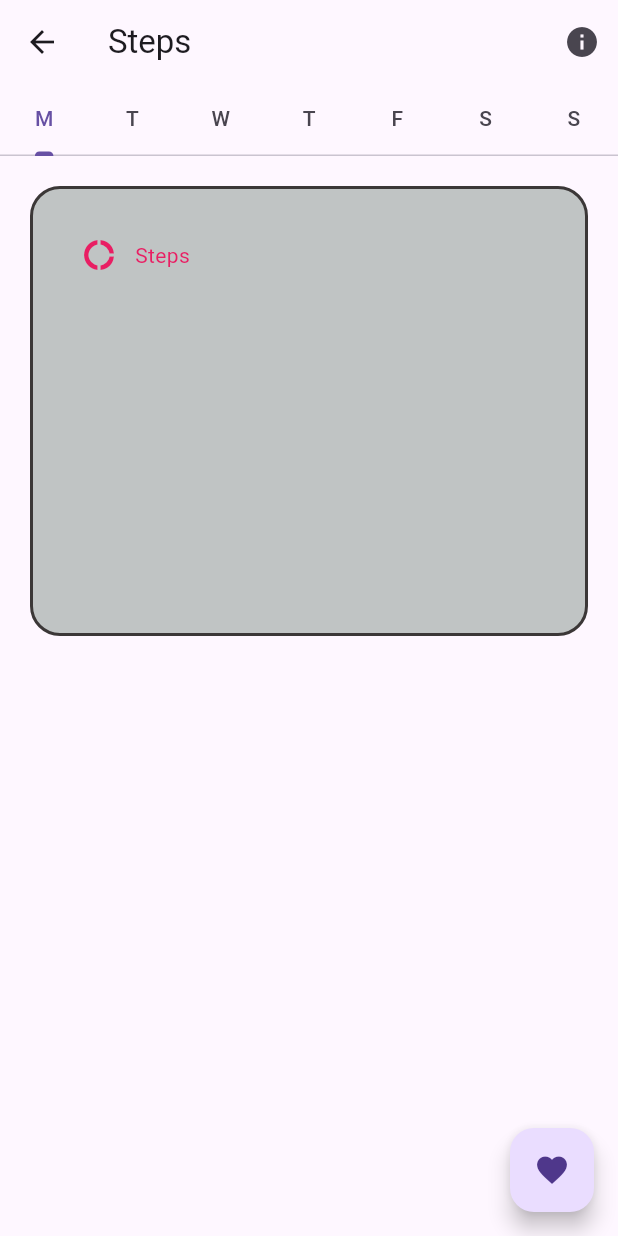
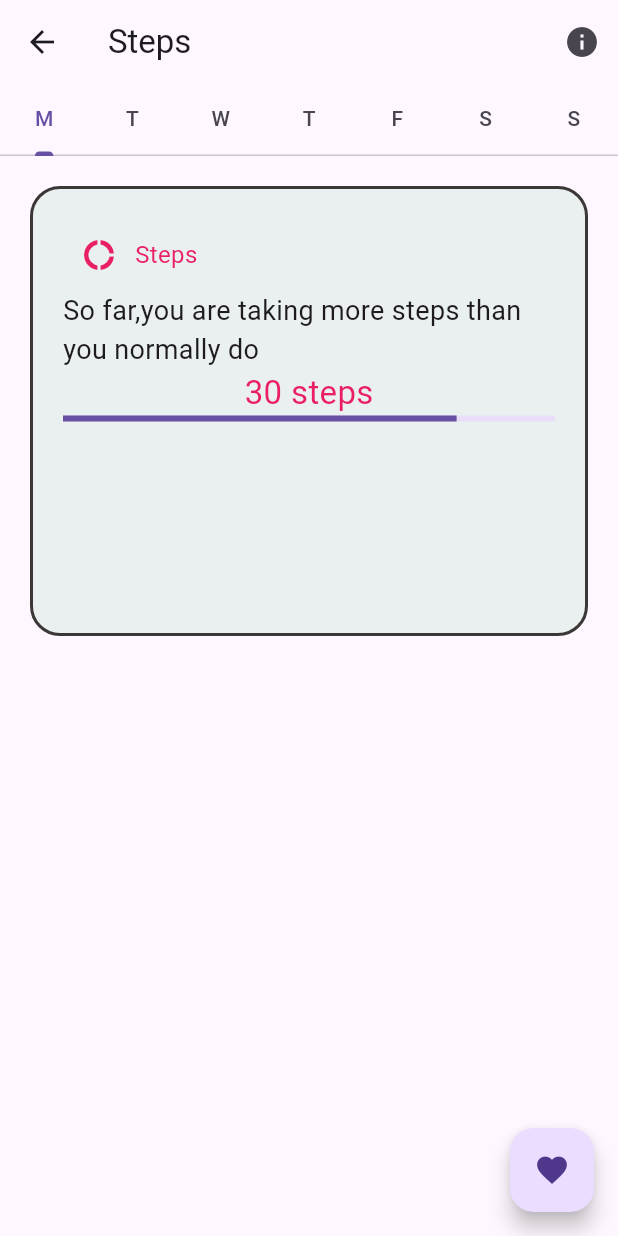
Before and after one commit to Amoako419/Flutter_Semester_Project, a Flutter app: the screen it shows after launch, after a tap on "View Steps Course", on a phone screen of 412 x 824 dp. Run offline on Flutter 3.47's test engine with Material 3 defaults, Android fonts, the light colour scheme and no system bars.

Commit message:
initial commit

```diff
--- a/health_monitor/lib/pages/steps.dart
+++ b/health_monitor/lib/pages/steps.dart
@@ -165,18 +165,24 @@ IconButton(
     return Container(
       width: double.infinity,
       height: 300.0,
-      margin: EdgeInsets.all(20),
-      padding: EdgeInsets.all(20),
+      margin: const EdgeInsets.all(20),
+      padding: const EdgeInsets.all(20),
       decoration: BoxDecoration(border: Border.all(color: const Color.fromARGB(255, 59, 55, 55),width: 2.0),
       borderRadius: BorderRadiusDirectional.circular(20),
-      color: Color.fromARGB(255, 192, 196, 196)
+      color: const Color.fromARGB(255, 234, 240, 240)
 
       ),
     child: Column(
       children: [
         Row(
-          children:[IconButton(onPressed: (){}, icon: Icon(Icons.donut_large),color: Colors.pink,),
-        Text("Steps",style: TextStyle(color: Colors.pink),),])
+          children:[IconButton(onPressed: (){}, icon: const Icon(Icons.donut_large),color: Colors.pink,),
+        const Text("Steps",style: TextStyle(color: Colors.pink,fontSize: 16.0),),]),
+        const Text("So far,you are taking more steps than you normally do",style: TextStyle(fontSize: 18.0),),
+        const Text("30 steps",style: TextStyle(color: Colors.pink,fontSize:22.0)),
+        const LinearProgressIndicator(
+        value: 0.8,
+
+      )
       ],
     ),
 
```
